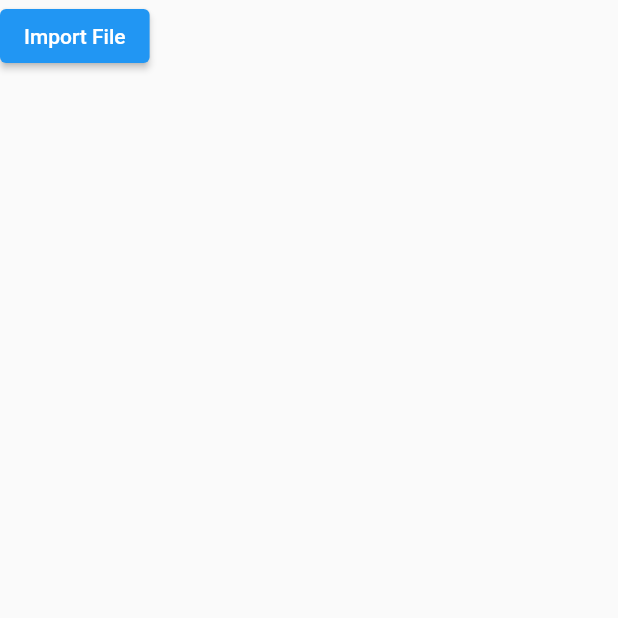
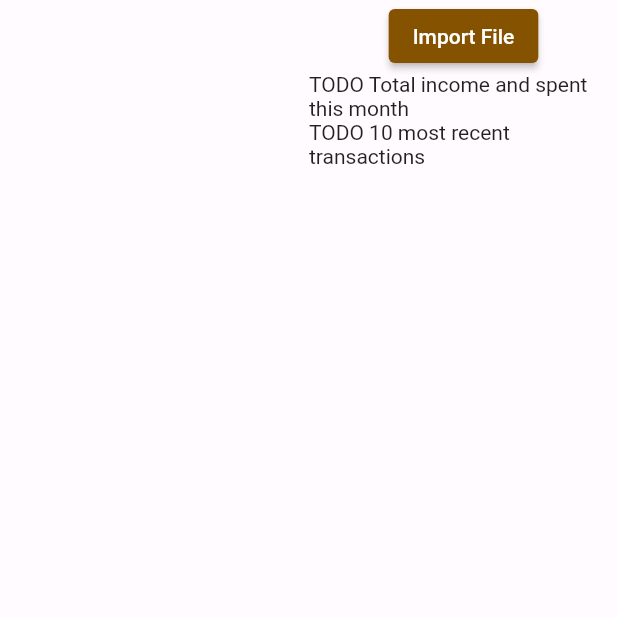
Before and after one commit to TNorbury/budget, a Flutter app: the screen it shows after launch, after a tap on "Import File", on a phone screen of 412 x 824 dp, the top half of it. Run offline on Flutter 3.47's test engine with Material 2 defaults, Android fonts, the phone set to English and light mode, and no system bars; our stand-ins replace file_picker, flutter_riverpod, google_fonts, isar; accounts and stored records are empty; generated files the repository leaves out were written again; statements that could not run were skipped.

Commit message:
theming and basic layout

```diff
--- a/lib/main.dart
+++ b/lib/main.dart
@@ -1,5 +1,6 @@
 import 'package:budget/pages/home.dart';
 import 'package:budget/services/database/database_service.dart';
+import 'package:budget/theme/theme.dart';
 import 'package:flutter/material.dart';
 import 'package:flutter_riverpod/flutter_riverpod.dart';
 
@@ -7,15 +8,18 @@ void main() async {
   // Run the app and pass in the SettingsController. The app listens to the
   // SettingsController for changes, then passes it further down to the
   // SettingsView.
-  runApp(ProviderScope(child: MyApp()));
+  runApp(const ProviderScope(child: MyApp()));
 }
 
 class MyApp extends ConsumerWidget {
+  const MyApp({Key? key}) : super(key: key);
+
   @override
   Widget build(BuildContext context, ref) {
     ref.watch(databaseServiceProvider);
     return MaterialApp(
       title: 'Material App',
+      theme: theme,
       home: const HomePage(),
     );
   }
--- /dev/null
+++ b/lib/models/month.dart
@@ -0,0 +1,13 @@
+class Month {
+  final int year;
+  final int month;
+  Month({
+    required this.year,
+    required this.month,
+  });
+
+
+ factory Month.fromDateTime(DateTime dateTime) {
+    return Month(year: dateTime.year, month: dateTime.month);
+  }
+}
--- a/lib/pages/home.dart
+++ b/lib/pages/home.dart
@@ -3,6 +3,7 @@ import 'dart:io';
 import 'package:budget/models/transaction/transaction.dart';
 import 'package:budget/services/database/database_service.dart';
 import 'package:budget/utils/ofx_parser.dart';
+import 'package:budget/widgets/transactions_for_month.dart';
 import 'package:file_picker/file_picker.dart';
 import 'package:flutter/material.dart';
 import 'package:flutter_riverpod/flutter_riverpod.dart';
@@ -21,19 +22,29 @@ class _HomePageState extends ConsumerState<HomePage> {
   void initState() {
     super.initState();
 
-    Future.delayed(const Duration(milliseconds: 500)).then((_) {
-      ref.read(transactionDatabaseProvider).getTransactions().then((value) {
-        setState(() {
-          _t = value;
-        });
-      });
-    });
+    // Future.delayed(const Duration(milliseconds: 500)).then((_) {
+    //   ref.read(transactionDatabaseProvider).getTransactions().then((value) {
+    //     setState(() {
+    //       _t = value;
+    //     });
+    //   });
+    // });
   }
 
   @override
   Widget build(BuildContext context) {
     return Scaffold(
-      body: SingleChildScrollView(
+      // appBar: App,
+      body: Row(
+        children: [
+          Expanded(
+            child: Column(
+              children: const [
+                Expanded(child: TransactionsForMonth()),
+              ],
+            ),
+          ),
+          Expanded(
             child: Column(
               children: [
                 ElevatedButton(
@@ -43,7 +54,8 @@ class _HomePageState extends ConsumerState<HomePage> {
                       dialogTitle: "Select bank file to import",
                       allowMultiple: false,
                       allowedExtensions: ["ofx"],
-                    type: FileType.custom);
+                      type: FileType.custom,
+                    );
 
                     if (result != null) {
                       File ofxFile = File(result.files.single.path!);
@@ -69,17 +81,65 @@ class _HomePageState extends ConsumerState<HomePage> {
                     }
                   },
                 ),
-            ...[
-              for (final t in _t)
-                ListTile(
-                  title: Text(t.name),
-                  subtitle: Text(t.datePosted.toString()),
-                  trailing: Text("\$${t.amount.toStringAsFixed(2)}"),
+                Flexible(
+                  child: const Text(
+                    "TODO Total income and spent this month",
                   ),
-            ]
+                ),
+                Flexible(child: const Text("TODO 10 most recent transactions"))
               ],
             ),
+          )
+        ],
       ),
+
+      //  SingleChildScrollView(
+      //   child: Column(
+      //     children: [
+      //       ElevatedButton(
+      //         child: Text("Import File"),
+      //         onPressed: () async {
+      //           final result = await FilePicker.platform.pickFiles(
+      //               dialogTitle: "Select bank file to import",
+      //               allowMultiple: false,
+      //               allowedExtensions: ["ofx"],
+      //               type: FileType.custom);
+
+      //           if (result != null) {
+      //             File ofxFile = File(result.files.single.path!);
+
+      //             final String fileContents = await ofxFile.readAsString();
+      //             // print(fileContents);
+
+      //             final bankStatement = OfxParser.parseOFX(fileContents);
+      //             // print(transactions);
+
+      //             await ref
+      //                 .read(transactionDatabaseProvider)
+      //                 .addTransactions(bankStatement.transactions);
+
+      //             ref
+      //                 .read(transactionDatabaseProvider)
+      //                 .getTransactions()
+      //                 .then((value) {
+      //               setState(() {
+      //                 _t = value;
+      //               });
+      //             });
+      //           }
+      //         },
+      //       ),
+      //       ...[
+      //         for (final t in _t)
+      //           ListTile(
+      //             title: Text(t.name),
+      //             subtitle: Text(t.datePosted.toString()),
+      //             trailing: Text("\$${t.amount.toStringAsFixed(2)}"),
+      //           ),
+      //       ]
+      //     ],
+      //   ),
+      // ),
     );
   }
 }
--- a/lib/providers/transactions_provider.dart
+++ b/lib/providers/transactions_provider.dart
@@ -1,4 +1,8 @@
+import 'dart:async';
+
+import 'package:budget/models/month.dart';
 import 'package:budget/models/transaction/transaction.dart';
+import 'package:budget/services/database/database_service.dart';
 import 'package:flutter_riverpod/flutter_riverpod.dart';
 
 final transactionsProvider =
@@ -6,6 +10,44 @@ final transactionsProvider =
   return TransactionsNotifier();
 });
 
+// final transactionsForMonthProvider = StateNotifierProvider.autoDispose.family<
+//     TransactionsNotifier, List<Transaction>, Month>(
+//   (ref, month) {
+//     final TransactionsNotifier transactionsNotifier = TransactionsNotifier();
+
+//     // get the current transactions for the month
+//     ref
+//         .watch(transactionDatabaseProvider)
+//         .getTransactionsForMonth(month: month)
+//         .then(
+//           (value) => transactionsNotifier._transactions = value,
+//         );
+
+//     StreamSubscription<void>? watchSub;
+
+//     ref.watch(transactionDatabaseProvider).watchTransactions().then(
+//           (value) => watchSub = value.listen(
+//             (event) {
+//               ref
+//                   .watch(transactionDatabaseProvider)
+//                   .getTransactionsForMonth(month: month)
+//                   .then(
+//                     (value) => transactionsNotifier._transactions = value,
+//                   );
+//             },
+//           ),
+//         );
+
+//     ref.onDispose(() {
+//       watchSub?.cancel();
+//     });
+
+//     return transactionsNotifier;
+//   },
+// );
+
 class TransactionsNotifier extends StateNotifier<List<Transaction>> {
   TransactionsNotifier() : super([]);
+
+  set _transactions(List<Transaction> transactions) => state = transactions;
 }
--- a/lib/services/database/transaction_database.dart
+++ b/lib/services/database/transaction_database.dart
@@ -1,5 +1,6 @@
 import 'dart:async';
 
+import 'package:budget/models/month.dart';
 import 'package:budget/models/transaction/transaction.dart';
 import 'package:isar/isar.dart';
 
@@ -23,12 +24,51 @@ class TransactionDatabase {
     );
   }
 
-  Future<List<Transaction>> getTransactions() async {
+  /// Returns a stream which notifies whenever the transactions collection
+  /// changes
+  Future<Stream<void>> watchTransactions() async {
+    final Isar isar = await _isarCompleter.future;
+
+    return isar.transactions.watchLazy();
+  }
+
+  Future<List<Transaction>> getTransactions({int limit = 20}) async {
     final Isar isar = await _isarCompleter.future;
     return await isar.transactions
         .filter()
         .datePostedGreaterThan(DateTime(2022))
         .sortByDatePosted()
+        .limit(limit)
+        .findAll();
+  }
+
+  /// Returns true if an equal transaction is already in the database
+  Future<bool> containsTransaction(Transaction transaction) async {
+    final Isar isar = await _isarCompleter.future;
+
+    return (await isar.transactions
+            .filter()
+            .datePostedEqualTo(transaction.datePosted)
+            .nameEqualTo(transaction.name)
+            .memoEqualTo(transaction.memo)
+            .group((q) => q
+                .not()
+                .amountGreaterThan(transaction.amount)
+                .not()
+                .amountLessThan(transaction.amount))
+            .count()) !=
+        0;
+  }
+
+  /// Gets all the transactions for a given month (within a year))
+  Future<List<Transaction>> getTransactionsForMonth(
+      {required Month month}) async {
+    final Isar isar = await _isarCompleter.future;
+
+    return isar.transactions
+        .filter()
+        .datePostedGreaterThan(DateTime(month.year, month.month), include: true)
+        .sortByDatePosted()
         .findAll();
   }
 }
--- /dev/null
+++ b/lib/theme/theme.dart
@@ -0,0 +1,9 @@
+import 'package:flutter/material.dart';
+import 'package:google_fonts/google_fonts.dart';
+
+import 'lib_color_schemes.g.dart';
+
+final theme = ThemeData.from(
+  colorScheme: lightColorScheme,
+  textTheme: GoogleFonts.zenOldMinchoTextTheme()
+);
--- /dev/null
+++ b/lib/widgets/transactions_for_month.dart
@@ -0,0 +1,48 @@
+import 'package:budget/models/month.dart';
+import 'package:budget/models/transaction/transaction.dart';
+import 'package:budget/services/database/database_service.dart';
+import 'package:flutter/material.dart';
+import 'package:flutter_riverpod/flutter_riverpod.dart';
+
+class TransactionsForMonth extends ConsumerStatefulWidget {
+  const TransactionsForMonth({Key? key}) : super(key: key);
+
+  @override
+  ConsumerState<TransactionsForMonth> createState() =>
+      _TransactionsForMonthState();
+}
+
+class _TransactionsForMonthState extends ConsumerState<TransactionsForMonth> {
+  late Future<List<Transaction>> _transactionsFuture;
+
+  @override
+  void initState() {
+    super.initState();
+
+    _transactionsFuture = ref
+        .read(transactionDatabaseProvider)
+        .getTransactionsForMonth(month: Month.fromDateTime(DateTime.now()));
+  }
+
+  @override
+  Widget build(BuildContext context) {
+    return FutureBuilder<List<Transaction>>(
+      future: _transactionsFuture,
+      initialData: const [],
+      builder: (context, snapshot) {
+        List<Transaction> transactions = snapshot.data ?? [];
+
+        return ListView.builder(
+          itemCount: transactions.length,
+          itemBuilder: (context, index) {
+            final transaction = transactions[index];
+            return ListTile(
+              title: Text(transaction.name),
+              trailing: Text(transaction.amount.toStringAsFixed(2)),
+            );
+          },
+        );
+      },
+    );
+  }
+}
--- a/pubspec.yaml
+++ b/pubspec.yaml
@@ -14,6 +14,7 @@ dependencies:
   flutter:
     sdk: flutter
   flutter_riverpod: ^1.0.3
+  google_fonts: ^2.3.1
   isar: ^2.2.1
   isar_flutter_libs: ^2.2.1
   path_provider: ^2.0.9
```
Also changed, not shown: lib/theme/lib_color_schemes.g.dart (added), pubspec.lock. Lines whose indentation alone changed are shown as unchanged.
